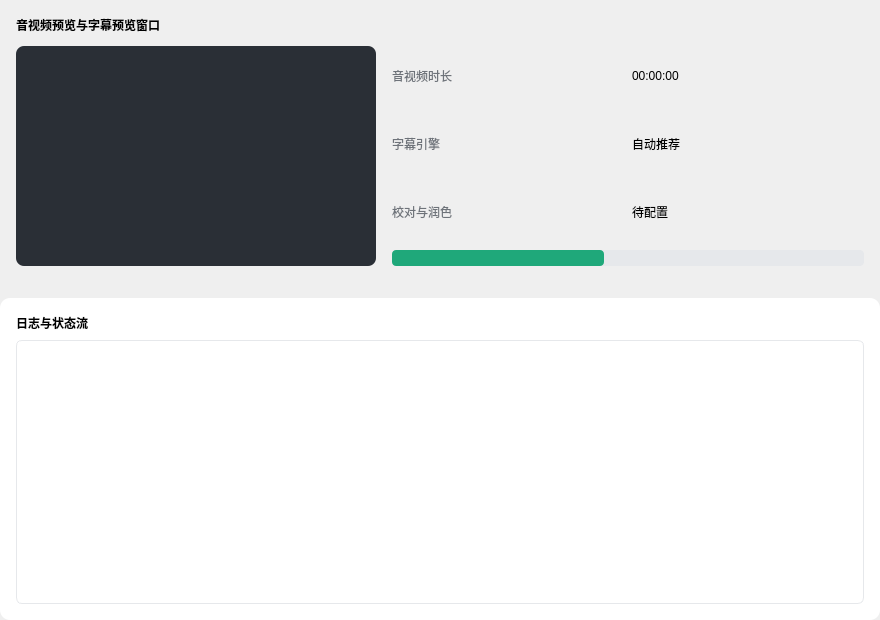
This is videoloader.ui in Harland-Liwalit/qSrtTool as Qt 5 draws it before an edit. The edited form follows.
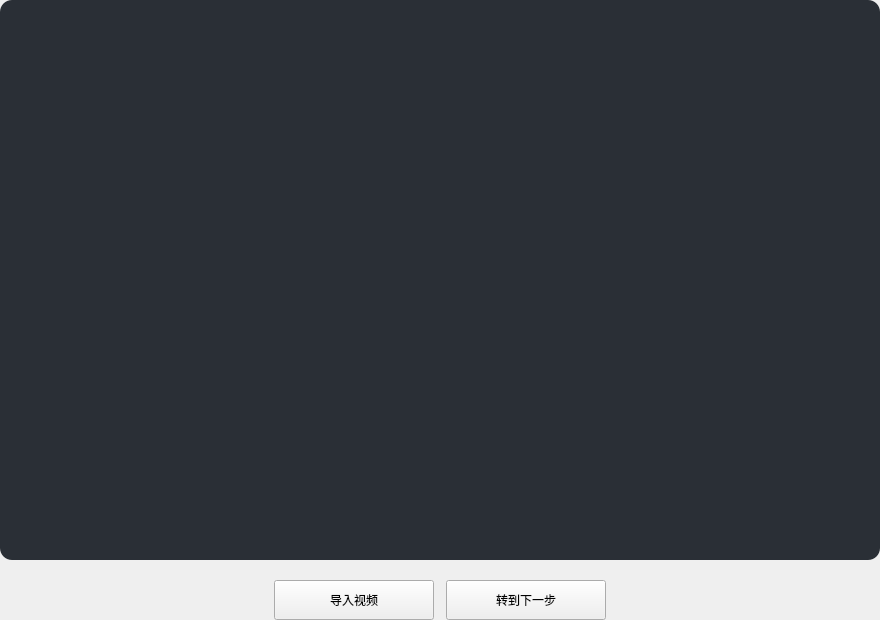
This is the edited form.

Commit message: 视频预览UI更新

```diff
--- a/videoloader.ui
+++ b/videoloader.ui
@@ -15,7 +15,7 @@
   </property>
   <layout class="QVBoxLayout" name="previewLayout">
    <property name="spacing">
-    <number>16</number>
+   <number>20</number>
    </property>
    <property name="leftMargin">
     <number>0</number>
@@ -28,191 +28,78 @@
    </property>
    <property name="bottomMargin">
     <number>0</number>
-   </property>
-   <item>
-    <widget class="QFrame" name="cardFrame">
-     <layout class="QVBoxLayout" name="cardLayout">
-      <property name="spacing">
-       <number>12</number>
-      </property>
-      <property name="leftMargin">
-       <number>16</number>
-      </property>
-      <property name="topMargin">
-       <number>16</number>
-      </property>
-      <property name="rightMargin">
-       <number>16</number>
-      </property>
-      <property name="bottomMargin">
-       <number>16</number>
-      </property>
-      <item>
-       <widget class="QLabel" name="previewTitleLabel">
-        <property name="styleSheet">
-         <string notr="true">font: 12pt &quot;Microsoft YaHei&quot;; font-weight: 600;</string>
-        </property>
-        <property name="text">
-         <string>音视频预览与字幕预览窗口</string>
-        </property>
-       </widget>
-      </item>
-      <item>
-       <layout class="QHBoxLayout" name="previewBodyLayout">
-        <property name="spacing">
-         <number>16</number>
         </property>
         <item>
          <widget class="QFrame" name="videoPlaceholder">
           <property name="minimumSize">
            <size>
-            <width>360</width>
-            <height>220</height>
+            <width>840</width>
+            <height>460</height>
            </size>
           </property>
           <property name="styleSheet">
-           <string notr="true">background-color: #2A2F36; border-radius: 8px;</string>
+         <string notr="true">background-color: #2A2F36; border-radius: 12px;</string>
           </property>
          </widget>
         </item>
         <item>
-         <layout class="QVBoxLayout" name="previewInfoLayout">
+     <layout class="QHBoxLayout" name="actionLayout">
           <property name="spacing">
-           <number>8</number>
+         <number>12</number>
           </property>
           <item>
-           <layout class="QHBoxLayout" name="infoRowOne">
-            <item>
-             <widget class="QLabel" name="infoLabelOne">
-              <property name="styleSheet">
-               <string notr="true">color: #6E737A;</string>
-              </property>
-              <property name="text">
-               <string>音视频时长</string>
-              </property>
-             </widget>
+         <spacer name="leftActionSpacer">
+            <property name="orientation">
+             <enum>Qt::Horizontal</enum>
+            </property>
+            <property name="sizeHint" stdset="0">
+             <size>
+                <width>40</width>
+                <height>20</height>
+             </size>
+            </property>
+         </spacer>
             </item>
             <item>
-             <widget class="QLabel" name="infoValueOne">
-              <property name="text">
-               <string>00:00:00</string>
-              </property>
-             </widget>
-            </item>
-           </layout>
-          </item>
-          <item>
-           <layout class="QHBoxLayout" name="infoRowTwo">
-            <item>
-             <widget class="QLabel" name="infoLabelTwo">
-              <property name="styleSheet">
-               <string notr="true">color: #6E737A;</string>
-              </property>
+         <widget class="QPushButton" name="importVideoButton">
+            <property name="minimumSize">
+             <size>
+                <width>160</width>
+                <height>40</height>
+             </size>
+            </property>
               <property name="text">
-               <string>字幕引擎</string>
+             <string>导入视频</string>
               </property>
              </widget>
             </item>
             <item>
-             <widget class="QLabel" name="infoValueTwo">
-              <property name="text">
-               <string>自动推荐</string>
-              </property>
-             </widget>
-            </item>
-           </layout>
-          </item>
-          <item>
-           <layout class="QHBoxLayout" name="infoRowThree">
-            <item>
-             <widget class="QLabel" name="infoLabelThree">
-              <property name="styleSheet">
-               <string notr="true">color: #6E737A;</string>
-              </property>
+         <widget class="QPushButton" name="nextStepButton">
+            <property name="minimumSize">
+             <size>
+                <width>160</width>
+                <height>40</height>
+             </size>
+            </property>
               <property name="text">
-               <string>校对与润色</string>
+             <string>转到下一步</string>
               </property>
              </widget>
             </item>
             <item>
-             <widget class="QLabel" name="infoValueThree">
-              <property name="text">
-               <string>待配置</string>
-              </property>
-             </widget>
-            </item>
-           </layout>
-          </item>
-          <item>
-           <widget class="QProgressBar" name="progressBar">
-            <property name="styleSheet">
-             <string notr="true">QProgressBar { background-color: #E6E8EB; border-radius: 4px; height: 10px; }
-QProgressBar::chunk { background-color: #1FA87A; border-radius: 4px; }</string>
-            </property>
-            <property name="value">
-             <number>45</number>
-            </property>
-            <property name="textVisible">
-             <bool>false</bool>
-            </property>
-           </widget>
-          </item>
-         </layout>
-        </item>
-       </layout>
-      </item>
-     </layout>
-    </widget>
-   </item>
-   <item>
-    <widget class="QFrame" name="logFrame">
-     <property name="styleSheet">
-      <string notr="true">background-color: #FFFFFF; border-radius: 10px;</string>
-     </property>
-     <layout class="QVBoxLayout" name="logLayout">
-      <property name="spacing">
-       <number>8</number>
-      </property>
-      <property name="leftMargin">
-       <number>16</number>
-      </property>
-      <property name="topMargin">
-       <number>16</number>
-      </property>
-      <property name="rightMargin">
-       <number>16</number>
-      </property>
-      <property name="bottomMargin">
-       <number>16</number>
-      </property>
-      <item>
-       <widget class="QLabel" name="logTitleLabel">
-        <property name="styleSheet">
-         <string notr="true">font: 11pt &quot;Microsoft YaHei&quot;; font-weight: 600;</string>
-        </property>
-        <property name="text">
-         <string>日志与状态流</string>
-        </property>
-       </widget>
-      </item>
-      <item>
-       <widget class="QTextEdit" name="logTextEdit">
-        <property name="minimumSize">
+         <spacer name="rightActionSpacer">
+            <property name="orientation">
+             <enum>Qt::Horizontal</enum>
+            </property>
+            <property name="sizeHint" stdset="0">
          <size>
-          <width>0</width>
-          <height>180</height>
-         </size>
-        </property>
-        <property name="styleSheet">
-         <string notr="true">QTextEdit { border: 1px solid #E6E8EB; border-radius: 6px; }</string>
-        </property>
-        <property name="readOnly">
-         <bool>true</bool>
-        </property>
-       </widget>
+                <width>40</width>
+                <height>20</height>
+             </size>
+            </property>
+         </spacer>
       </item>
      </layout>
-    </widget>
    </item>
   </layout>
  </widget>
```
Lines whose indentation alone changed are shown as unchanged.
